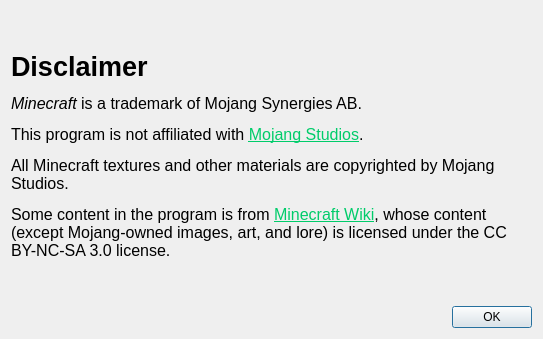
IoeCmcomc/MCDatapacker, file src/disclaimerdialog.ui: the form before one commit.
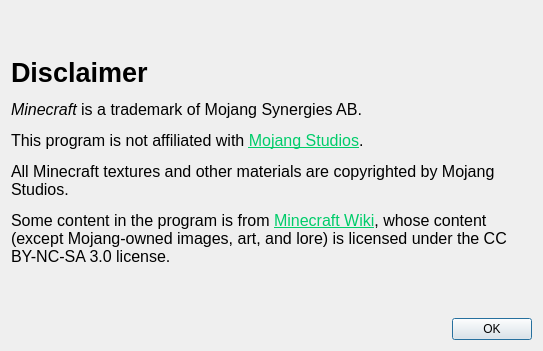
The form after the commit.

The edit to the form file:
```diff
--- a/src/disclaimerdialog.ui
+++ b/src/disclaimerdialog.ui
@@ -7,7 +7,7 @@
     <x>0</x>
     <y>0</y>
     <width>543</width>
-    <height>339</height>
+    <height>351</height>
    </rect>
   </property>
   <property name="windowTitle">
```
